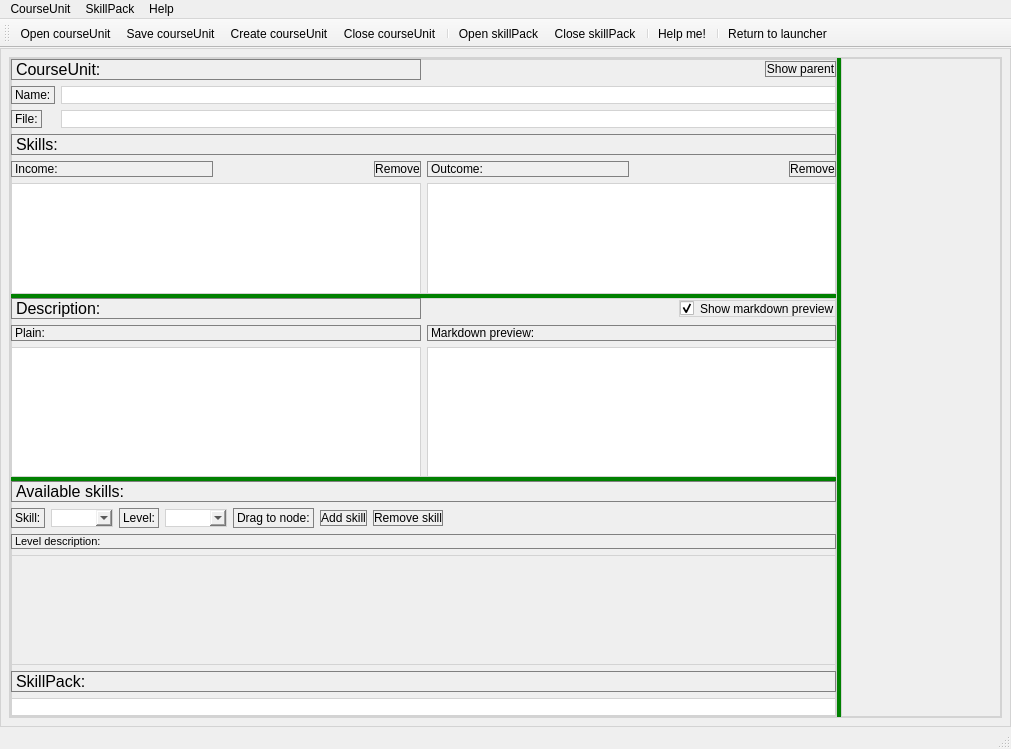
Above: Sources/App/CourseEditor/courseeditor.ui from timattt/Cognitia-II before the change. Below: the same form after it.
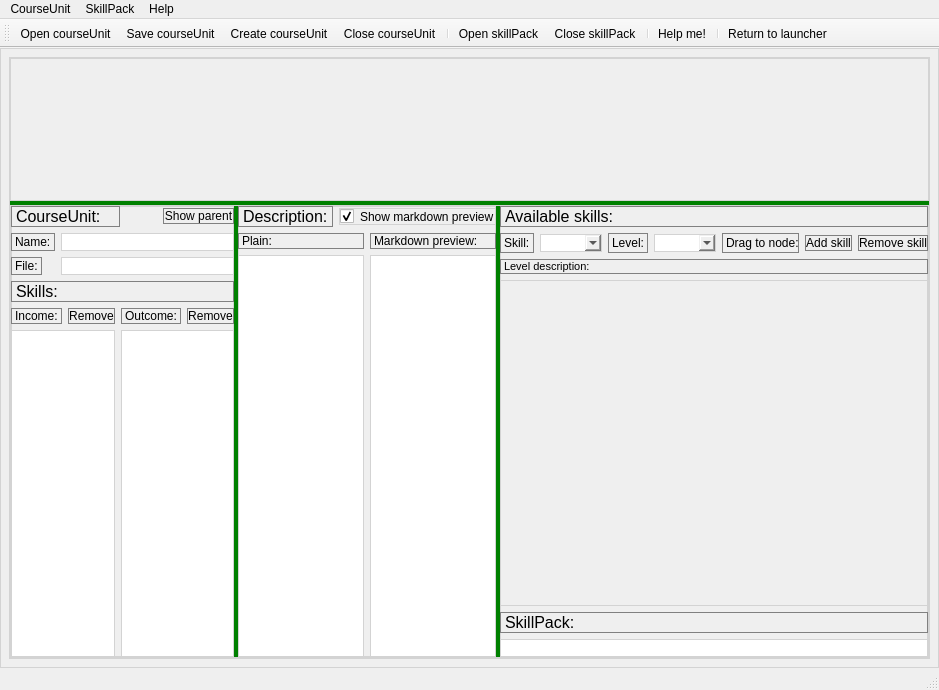
That is the form after the change. Icons and pictures are not drawn. Custom widgets are drawn as their Qt base class.

```diff
--- a/Sources/App/CourseEditor/courseeditor.ui
+++ b/Sources/App/CourseEditor/courseeditor.ui
@@ -6,8 +6,8 @@
    <rect>
     <x>0</x>
     <y>0</y>
-    <width>1011</width>
-    <height>749</height>
+    <width>907</width>
+    <height>690</height>
    </rect>
   </property>
   <property name="windowTitle">
@@ -35,15 +35,26 @@
     background-color: green;
 }</string>
    </property>
-   <layout class="QVBoxLayout" name="verticalLayout_4">
+   <layout class="QHBoxLayout" name="horizontalLayout_6">
     <item>
      <widget class="QSplitter" name="splitter_2">
       <property name="orientation">
-       <enum>Qt::Horizontal</enum>
+       <enum>Qt::Vertical</enum>
       </property>
+      <widget class="CourseUnitViewer" name="widget" native="true">
+       <property name="minimumSize">
+        <size>
+         <width>100</width>
+         <height>100</height>
+        </size>
+       </property>
+       <property name="styleSheet">
+        <string notr="true"/>
+       </property>
+      </widget>
       <widget class="QSplitter" name="splitter">
        <property name="orientation">
-        <enum>Qt::Vertical</enum>
+        <enum>Qt::Horizontal</enum>
        </property>
        <widget class="QWidget" name="baseInfoAndSkills" native="true">
         <layout class="QVBoxLayout" name="verticalLayout_2">
@@ -338,17 +349,6 @@
         </layout>
        </widget>
       </widget>
-      <widget class="CourseUnitViewer" name="widget" native="true">
-       <property name="minimumSize">
-        <size>
-         <width>100</width>
-         <height>100</height>
-        </size>
-       </property>
-       <property name="styleSheet">
-        <string notr="true"/>
-       </property>
-      </widget>
      </widget>
     </item>
    </layout>
@@ -358,7 +358,7 @@
     <rect>
      <x>0</x>
      <y>0</y>
-     <width>1011</width>
+     <width>907</width>
      <height>21</height>
     </rect>
    </property>
```
